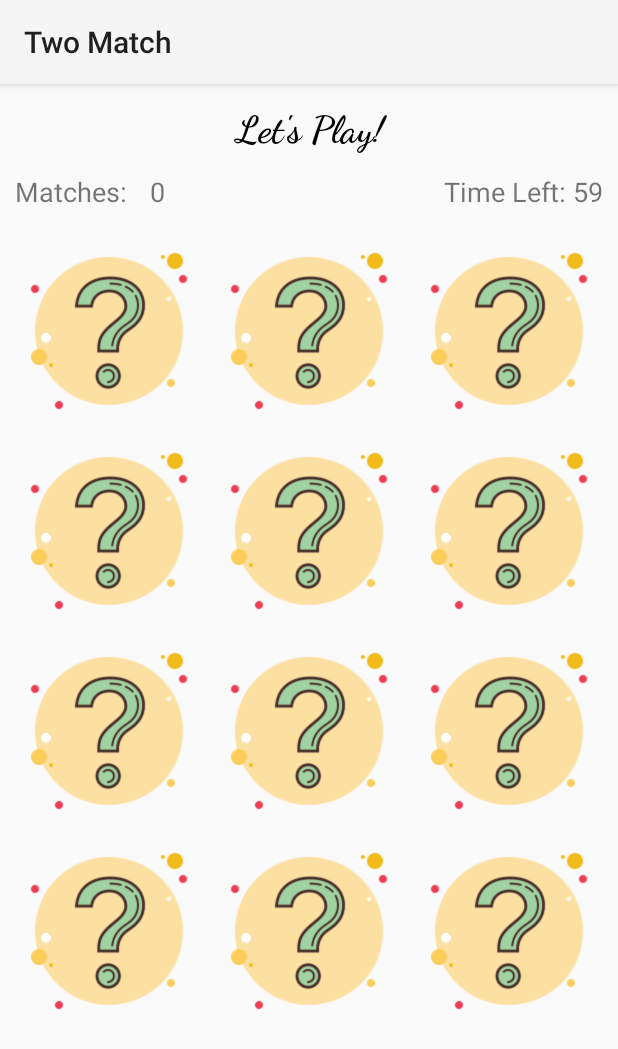
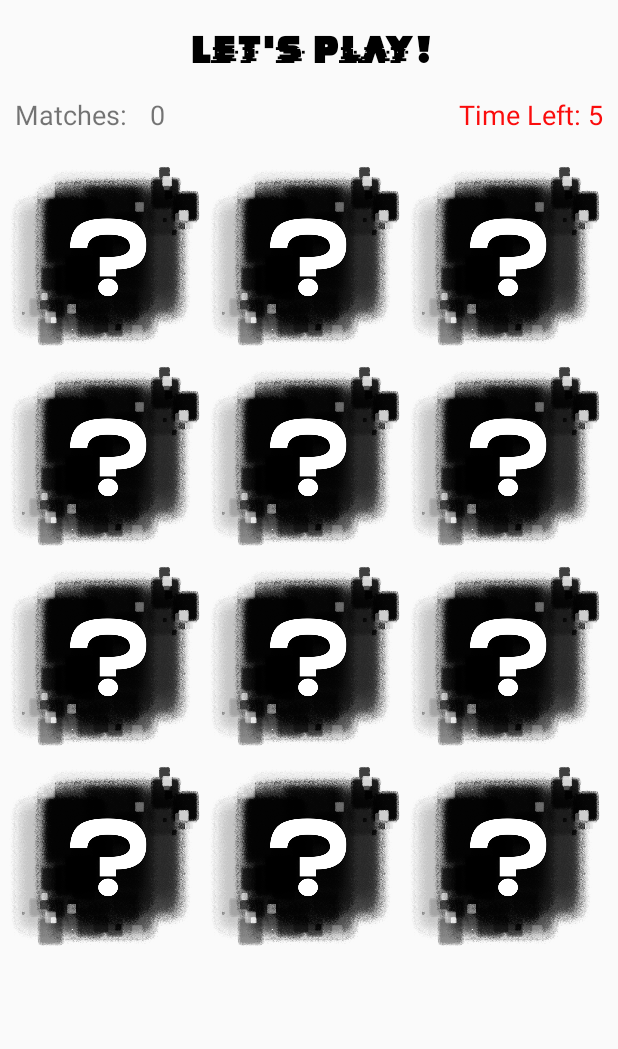
Before and after one commit to hash456/android_game, an Android app: the GameActivity screen opened directly, with no data from a screen before it, on a phone screen of 412 x 824 dp. Shown: the top 1049 px of the screen. Run offline under Robolectric (Android 15) with nearby library versions, the phone set to English and light mode, and no system bars.

Commit message:
added styling

```diff
--- a/app/src/main/java/iss/nus/androidgame/GameActivity.java
+++ b/app/src/main/java/iss/nus/androidgame/GameActivity.java
@@ -1,5 +1,6 @@
 package iss.nus.androidgame;
 
+import android.content.Intent;
 import android.os.Bundle;
 import android.os.Handler;
 import android.os.Looper;
@@ -38,6 +39,7 @@ public class GameActivity extends AppCompatActivity implements View.OnClickListe
 
     @Override
     protected void onCreate(Bundle savedInstanceState) {
+        setTheme(R.style.Theme_AppCompat_Light_NoActionBar);
         super.onCreate(savedInstanceState);
         setContentView(R.layout.activity_game);
 
@@ -61,14 +63,15 @@ public class GameActivity extends AppCompatActivity implements View.OnClickListe
                         new DialogInterface.OnClickListener() {
                             @Override
                             public void onClick(DialogInterface dialog, int which) {
-                                finish();
+                                Intent intent = new Intent(GameActivity.this, LandingActivity.class);
+                                startActivity(intent);
                             }
                         });
 
         TextView Countdown = findViewById(R.id.countdown);
 
         //Countdown Timer
-        new CountDownTimer(60000, 1000) {
+        new CountDownTimer(6000, 1000) {
 
             public void onTick(long millisUntilFinished) {
                 if (millisUntilFinished <= 11000)
--- a/app/src/main/java/iss/nus/androidgame/MainActivity.java
+++ b/app/src/main/java/iss/nus/androidgame/MainActivity.java
@@ -17,6 +17,7 @@ public class MainActivity extends AppCompatActivity {
 
     @Override
     protected void onCreate(Bundle savedInstanceState) {
+        setTheme(R.style.Theme_AppCompat_Light_NoActionBar);
         super.onCreate(savedInstanceState);
         setContentView(R.layout.activity_main);
 
--- a/app/src/main/java/iss/nus/androidgame/MemoryButton.java
+++ b/app/src/main/java/iss/nus/androidgame/MemoryButton.java
@@ -29,7 +29,7 @@ public class MemoryButton extends androidx.appcompat.widget.AppCompatImageButton
 
         // Load images
         front = AppCompatDrawableManager.get().getDrawable(context, frontImageDrawableId);
-        back = AppCompatDrawableManager.get().getDrawable(context, R.drawable.question_mark);
+        back = AppCompatDrawableManager.get().getDrawable(context, R.drawable.qnmark);
 
         setBackground(back);
 
--- /dev/null
+++ b/app/src/main/res/drawable/launcher_theme1.xml
@@ -0,0 +1,22 @@
+<?xml version="1.0" encoding="utf-8"?>
+
+<layer-list xmlns:android="http://schemas.android.com/apk/res/android"
+    android:opacity="opaque"
+    android:layout_height="match_parent"
+    android:layout_width="match_parent">
+
+    <!-- The background color, preferably the same as your normal theme -->
+    <item android:drawable="@android:color/white"/>
+
+    <!-- Your product logo - 144dp color version of your app icon -->
+    <item>
+
+        <bitmap
+            android:src="@drawable/logo"
+            android:gravity="center"
+
+            />
+
+    </item>
+
+</layer-list>
--- a/app/src/main/res/layout/activity_game.xml
+++ b/app/src/main/res/layout/activity_game.xml
@@ -11,7 +11,7 @@
         android:layout_width="match_parent"
         android:layout_height="wrap_content"
 
-        android:fontFamily="cursive"
+        android:fontFamily="@font/madhacker_1"
         android:gravity="center"
         android:text="@string/play"
         android:textColor="@color/black"
--- /dev/null
+++ b/app/src/main/res/values/launcher_theme.xml
@@ -0,0 +1,9 @@
+<?xml version="1.0" encoding="utf-8"?>
+<resources>
+    <style name="launcher_theme" parent = "Theme.AppCompat.NoActionBar">
+        <item name="android:windowBackground">@drawable/launcher_theme1</item>
+        <item name="windowNoTitle">true</item>
+        <item name="android:adjustViewBounds">true</item>
+        <item name="android:scaleType">fitCenter</item>
+    </style>
+</resources>
--- a/app/src/main/res/values/strings.xml
+++ b/app/src/main/res/values/strings.xml
@@ -12,4 +12,5 @@
     <string name="fetch">Fetch</string>
     <string name="placeholder_to_choose_images">Placeholder to choose images</string>
     <string name="start_game">Start Game</string>
+    <string name="title_activity_landing">LandingActivity</string>
 </resources>
```
Also changed, not shown: app/src/main/AndroidManifest.xml (+9 -6 lines), app/src/main/java/iss/nus/androidgame/LandingActivity.java (added, +28 -0 lines), app/src/main/res/layout/activity_landing.xml (added, +59 -0 lines), app/src/main/res/drawable/logo.png (added), app/src/main/res/drawable/qnmark.png (added), app/src/main/res/font/madhacker_1.ttf (added), app/src/main/res/font/madhacker_2.ttf (added), app/src/main/res/font/madhackeritalic_1.ttf (added), app/src/main/res/font/madhackeritalic_2.ttf (added), 1 other file.
